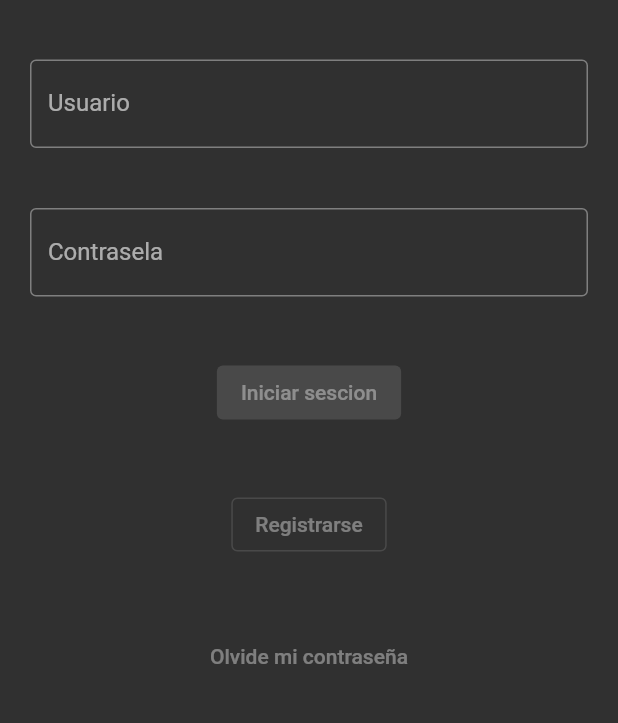
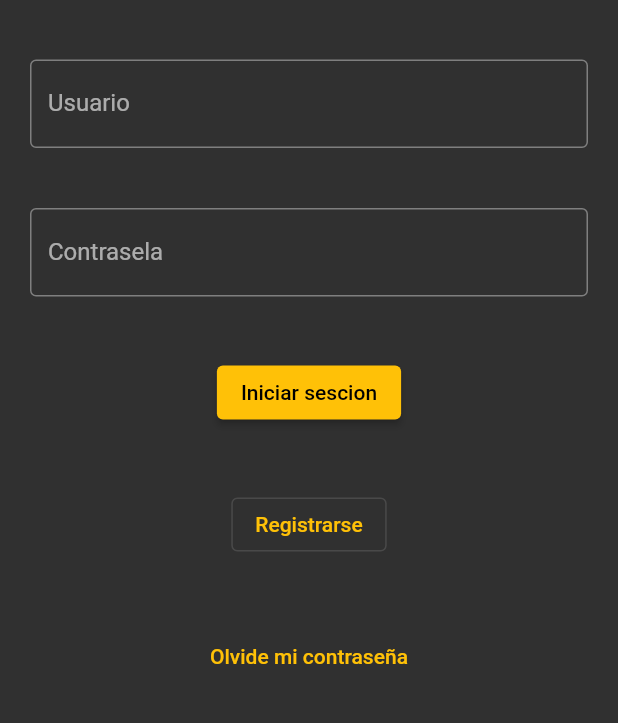
Before and after one commit to Nestor-Rs/AnahuacNews, a Flutter app: the screen it shows after launch, on a phone screen of 412 x 824 dp, the part 167-890 px from its top. Run offline on Flutter 3.47's test engine with Material 2 defaults, Android fonts, the phone set to English and light mode, and no system bars; our stand-ins replace firebase_core; accounts and stored records are empty.

Commit message:
Implementacion de temas para Zedess api

```diff
--- /dev/null
+++ b/lib/compoentes/estilos/style_text.dart
@@ -0,0 +1,15 @@
+import 'package:anahuac_news/compoentes/estilos/themes.dart';
+import 'package:flutter/material.dart';
+
+ButtonStyle redButton() {
+  return ButtonStyle(
+      backgroundColor: MaterialStatePropertyAll<Color>(Colors.red));
+}
+
+ButtonStyle normalButton() {
+  return ButtonStyle();
+}
+
+ButtonStyle redTextButton() {
+  return TextButton.styleFrom(foregroundColor: Colors.red);
+}
--- a/lib/compoentes/screens.dart
+++ b/lib/compoentes/screens.dart
@@ -1,5 +1,7 @@
 import 'package:flutter/material.dart';
 import 'package:anahuac_news/compoentes/zedess_api.dart';
+import 'package:anahuac_news/compoentes/estilos/style_text.dart';
+import 'package:anahuac_news/compoentes/estilos/themes.dart';
 
 class Login extends StatelessWidget {
   @override
@@ -16,9 +18,9 @@ class Login extends StatelessWidget {
           )),
           container(textImput('Usuario', false)),
           container(textImput('Contrasela', true)),
-            container(buttonElevate('Iniciar sescion', null)),
-            container(buttonOutLined('Registrarse', null)),
-            container(buttonText('Olvide mi contraseña', null)),
+          container(buttonElevate('Iniciar sescion', () {}, normalButton())),
+          container(buttonOutLined('Registrarse', () {}, normalButton())),
+          container(buttonText('Olvide mi contraseña', () {}, normalButton())),
         ]),
       ),
     );
--- a/lib/compoentes/zedess_api.dart
+++ b/lib/compoentes/zedess_api.dart
@@ -1,12 +1,4 @@
 import 'package:flutter/material.dart';
-
-TextStyle titleStyle() {
-  return TextStyle(fontWeight: FontWeight.bold, fontSize: 30);
-}
-
-TextStyle textStyle() {
-  return TextStyle(fontSize: 20);
-}
 
 TextField textImput(String label, bool segurity) {
   return new TextField(
@@ -18,20 +10,24 @@ TextField textImput(String label, bool segurity) {
   );
 }
 
-ElevatedButton buttonElevate(String label, final action) {
-  return ElevatedButton(onPressed: action, child: Text(label));
+ElevatedButton buttonElevate(String label, final action, ButtonStyle style) {
+  return ElevatedButton(
+    onPressed: action,
+    child: Text(label),
+    style: style,
+  );
 }
 
-OutlinedButton buttonOutLined(String label, final action) {
-  return OutlinedButton(onPressed: action, child: Text(label));
+OutlinedButton buttonOutLined(String label, final action, ButtonStyle style) {
+  return OutlinedButton(onPressed: action, child: Text(label), style: style,);
 }
 
-TextButton buttonText(String label, final action) {
-  return TextButton(onPressed: action, child: Text(label));
+TextButton buttonText(String label, final action, ButtonStyle style) {
+  return TextButton(onPressed: action, child: Text(label), style: style,);
 }
 
-IconButton buttonIcon(Icon icon, final action) {
-  return IconButton(onPressed: action, icon: icon);
+IconButton buttonIcon(Icon icon, final action, ButtonStyle style) {
+  return IconButton(onPressed: action, icon: icon,style: style,);
 }
 
 Container container(Widget myWidget) {
```
Also changed, not shown: lib/compoentes/estilos/themes.dart (added, +9 -0 lines). Lines whose indentation alone changed are shown as unchanged.
